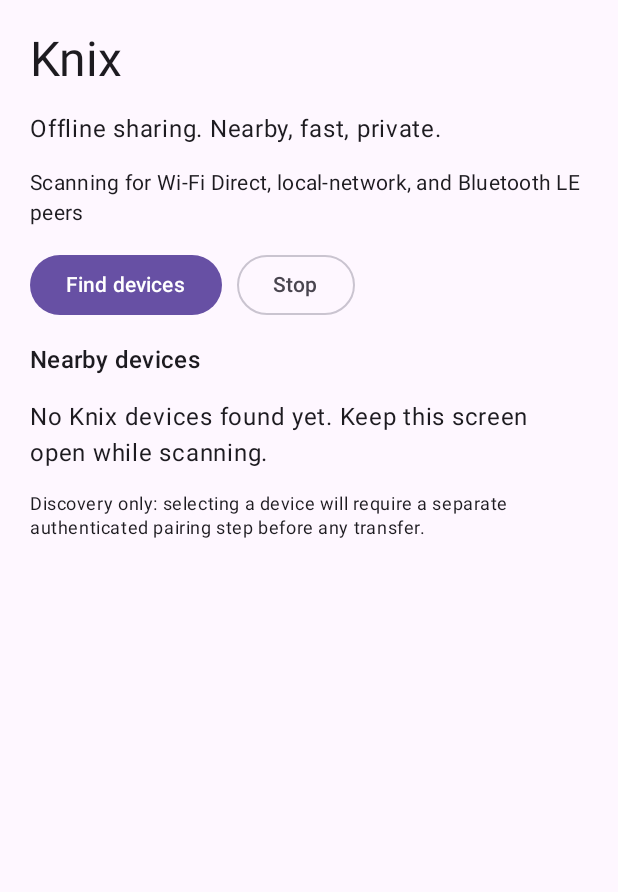
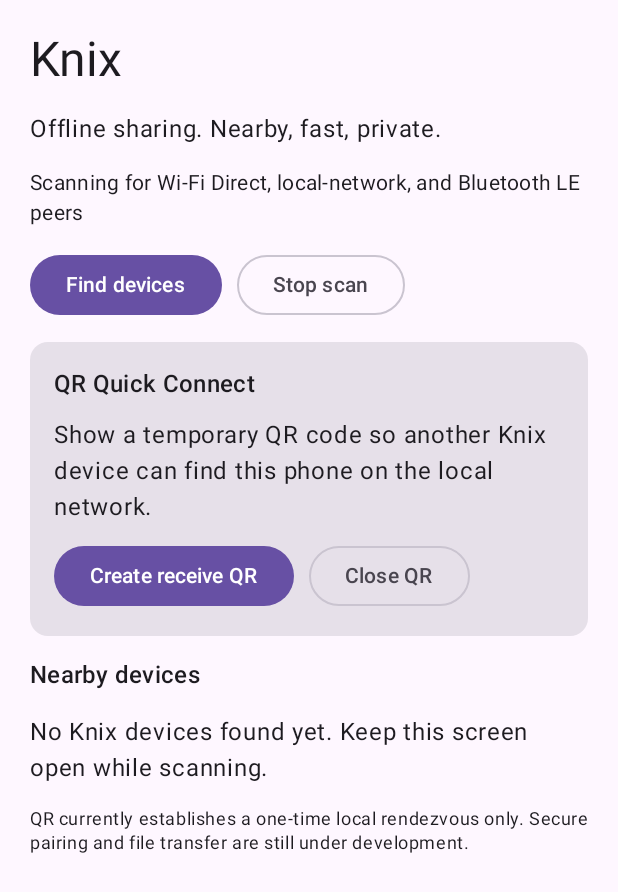
Before and after one commit to jusu9882-a11y/Knix, an Android app built with Jetpack Compose: the screen it shows after launch (MainActivity), after a tap on "Find devices", on a phone screen of 412 x 824 dp. Shown: the top 892 px of the screen. Run offline under Robolectric (Android 15) with nearby library versions, the phone set to English and light mode, and no system bars; 1 statement that could not run was skipped.

Commit message:
Wire temporary QR receive flow into Knix home screen

```diff
--- a/app/src/main/java/dev/jusu/knix/MainActivity.kt
+++ b/app/src/main/java/dev/jusu/knix/MainActivity.kt
@@ -2,11 +2,13 @@ package dev.jusu.knix
 
 import android.Manifest
 import android.content.pm.PackageManager
+import android.graphics.Bitmap
 import android.os.Build
 import android.os.Bundle
 import androidx.activity.ComponentActivity
 import androidx.activity.compose.setContent
 import androidx.activity.result.contract.ActivityResultContracts
+import androidx.compose.foundation.Image
 import androidx.compose.foundation.layout.Arrangement
 import androidx.compose.foundation.layout.Column
 import androidx.compose.foundation.layout.Row
@@ -24,15 +26,22 @@ import androidx.compose.material3.Text
 import androidx.compose.runtime.mutableStateListOf
 import androidx.compose.runtime.mutableStateOf
 import androidx.compose.ui.Modifier
+import androidx.compose.ui.graphics.asImageBitmap
 import androidx.compose.ui.unit.dp
 import androidx.core.content.ContextCompat
 import dev.jusu.knix.discovery.DiscoveredPeer
 import dev.jusu.knix.discovery.KnixDiscovery
+import dev.jusu.knix.quickconnect.QuickConnectQr
+import dev.jusu.knix.quickconnect.QuickConnectTicket
+import dev.jusu.knix.transfer.KnixRendezvousServer
 
 class MainActivity : ComponentActivity() {
     private val peers = mutableStateListOf<DiscoveredPeer>()
     private val status = mutableStateOf("Ready to discover nearby devices")
+    private val qrBitmap = mutableStateOf<Bitmap?>(null)
+    private val qrExpiry = mutableStateOf("")
     private var discovery: KnixDiscovery? = null
+    private var rendezvous: KnixRendezvousServer? = null
 
     private val permissionLauncher = registerForActivityResult(
         ActivityResultContracts.RequestMultiplePermissions()
@@ -40,11 +49,8 @@ class MainActivity : ComponentActivity() {
         val denied = results.filterValues { !it }.keys
         if (denied.isEmpty() || requiredPermissions().none { permission ->
                 ContextCompat.checkSelfPermission(this, permission) != PackageManager.PERMISSION_GRANTED
-            }) {
-            startDiscovery()
-        } else {
-            status.value = "Nearby permissions are required to scan for devices"
-        }
+            }) startDiscovery()
+        else status.value = "Nearby permissions are required to scan for devices"
     }
 
     override fun onCreate(savedInstanceState: Bundle?) {
@@ -52,25 +58,35 @@ class MainActivity : ComponentActivity() {
         setContent {
             MaterialTheme {
                 Surface(modifier = Modifier.fillMaxSize(), color = MaterialTheme.colorScheme.background) {
-                    Column(
-                        modifier = Modifier.fillMaxSize().padding(20.dp),
-                        verticalArrangement = Arrangement.spacedBy(14.dp)
-                    ) {
+                    Column(Modifier.fillMaxSize().padding(20.dp), verticalArrangement = Arrangement.spacedBy(14.dp)) {
                         Text("Knix", style = MaterialTheme.typography.headlineLarge)
                         Text("Offline sharing. Nearby, fast, private.", style = MaterialTheme.typography.bodyLarge)
                         Text(status.value, style = MaterialTheme.typography.bodyMedium)
                         Row(horizontalArrangement = Arrangement.spacedBy(10.dp)) {
                             Button(onClick = ::requestPermissionsAndStart) { Text("Find devices") }
-                            OutlinedButton(onClick = ::stopDiscovery) { Text("Stop") }
+                            OutlinedButton(onClick = ::stopDiscovery) { Text("Stop scan") }
+                        }
+                        Card(Modifier.fillMaxWidth()) {
+                            Column(Modifier.fillMaxWidth().padding(16.dp), verticalArrangement = Arrangement.spacedBy(10.dp)) {
+                                Text("QR Quick Connect", style = MaterialTheme.typography.titleMedium)
+                                Text("Show a temporary QR code so another Knix device can find this phone on the local network.")
+                                Row(horizontalArrangement = Arrangement.spacedBy(10.dp)) {
+                                    Button(onClick = ::startQuickConnect) { Text("Create receive QR") }
+                                    OutlinedButton(onClick = ::stopQuickConnect) { Text("Close QR") }
+                                }
+                                qrBitmap.value?.let { bitmap ->
+                                    Image(bitmap.asImageBitmap(), "Temporary Knix quick connect QR code",
+                                        Modifier.fillMaxWidth().padding(horizontal = 12.dp))
+                                    Text(qrExpiry.value, style = MaterialTheme.typography.bodySmall)
+                                }
+                            }
                         }
                         Text("Nearby devices", style = MaterialTheme.typography.titleMedium)
-                        if (peers.isEmpty()) {
-                            Text("No Knix devices found yet. Keep this screen open while scanning.")
-                        } else {
-                            LazyColumn(verticalArrangement = Arrangement.spacedBy(8.dp)) {
+                        if (peers.isEmpty()) Text("No Knix devices found yet. Keep this screen open while scanning.")
+                        else LazyColumn(verticalArrangement = Arrangement.spacedBy(8.dp)) {
                             items(peers, key = { it.id }) { peer ->
-                                    Card(modifier = Modifier.fillMaxWidth()) {
-                                        Column(modifier = Modifier.padding(12.dp)) {
+                                Card(Modifier.fillMaxWidth()) {
+                                    Column(Modifier.padding(12.dp)) {
                                         Text(peer.name, style = MaterialTheme.typography.titleSmall)
                                         Text(peer.transport.name.replace('_', ' '), style = MaterialTheme.typography.bodySmall)
                                         Text(peer.address ?: "Address available after network connection", style = MaterialTheme.typography.bodySmall)
@@ -78,11 +94,8 @@ class MainActivity : ComponentActivity() {
                                 }
                             }
                         }
-                        }
-                        Text(
-                            "Discovery only: selecting a device will require a separate authenticated pairing step before any transfer.",
-                            style = MaterialTheme.typography.bodySmall
-                        )
+                        Text("QR currently establishes a one-time local rendezvous only. Secure pairing and file transfer are still under development.",
+                            style = MaterialTheme.typography.bodySmall)
                     }
                 }
             }
@@ -90,18 +103,10 @@ class MainActivity : ComponentActivity() {
     }
 
     private fun requiredPermissions(): Array<String> = when {
-        Build.VERSION.SDK_INT >= 33 -> arrayOf(
-            Manifest.permission.NEARBY_WIFI_DEVICES,
-            Manifest.permission.BLUETOOTH_SCAN,
-            Manifest.permission.BLUETOOTH_ADVERTISE,
-            Manifest.permission.BLUETOOTH_CONNECT
-        )
-        Build.VERSION.SDK_INT >= 31 -> arrayOf(
-            Manifest.permission.ACCESS_FINE_LOCATION,
-            Manifest.permission.BLUETOOTH_SCAN,
-            Manifest.permission.BLUETOOTH_ADVERTISE,
-            Manifest.permission.BLUETOOTH_CONNECT
-        )
+        Build.VERSION.SDK_INT >= 33 -> arrayOf(Manifest.permission.NEARBY_WIFI_DEVICES,
+            Manifest.permission.BLUETOOTH_SCAN, Manifest.permission.BLUETOOTH_ADVERTISE, Manifest.permission.BLUETOOTH_CONNECT)
+        Build.VERSION.SDK_INT >= 31 -> arrayOf(Manifest.permission.ACCESS_FINE_LOCATION,
+            Manifest.permission.BLUETOOTH_SCAN, Manifest.permission.BLUETOOTH_ADVERTISE, Manifest.permission.BLUETOOTH_CONNECT)
         else -> arrayOf(Manifest.permission.ACCESS_FINE_LOCATION)
     }
 
@@ -115,16 +120,12 @@ class MainActivity : ComponentActivity() {
     private fun startDiscovery() {
         if (discovery != null) return
         peers.clear()
-        val engine = KnixDiscovery(
-            context = applicationContext,
-            onPeer = { peer ->
+        val engine = KnixDiscovery(applicationContext, onPeer = { peer ->
             runOnUiThread {
                 val index = peers.indexOfFirst { it.id == peer.id }
                 if (index >= 0) peers[index] = peer else peers.add(peer)
             }
-            },
-            onStatus = { message -> runOnUiThread { status.value = message } }
-        )
+        }, onStatus = { message -> runOnUiThread { status.value = message } })
         discovery = engine
         engine.start()
         status.value = "Scanning for Wi-Fi Direct, local-network, and Bluetooth LE peers"
@@ -136,8 +137,36 @@ class MainActivity : ComponentActivity() {
         status.value = "Discovery stopped"
     }
 
+    private fun startQuickConnect() {
+        if (rendezvous != null) return
+        val server = KnixRendezvousServer(
+            onReady = { ticket ->
+                runOnUiThread {
+                    qrBitmap.value = QuickConnectQr.render(ticket.encode())
+                    qrExpiry.value = "Expires at " + ticket.expiresAtEpochSeconds +
+                        ". Keep both phones on the same Wi-Fi or hotspot."
+                }
+            },
+            onStatus = { message -> runOnUiThread { status.value = message } }
+        )
+        rendezvous = server
+        if (!server.start(Build.MODEL ?: "Android device")) {
+            rendezvous = null
+            status.value = "Could not start Quick Connect"
+        } else status.value = "Starting local receiver…"
+    }
+
+    private fun stopQuickConnect() {
+        rendezvous?.stop()
+        rendezvous = null
+        qrBitmap.value = null
+        qrExpiry.value = ""
+        status.value = "Quick Connect closed"
+    }
+
     override fun onDestroy() {
         stopDiscovery()
+        stopQuickConnect()
         super.onDestroy()
     }
 }
```
Lines whose indentation alone changed are shown as unchanged.
